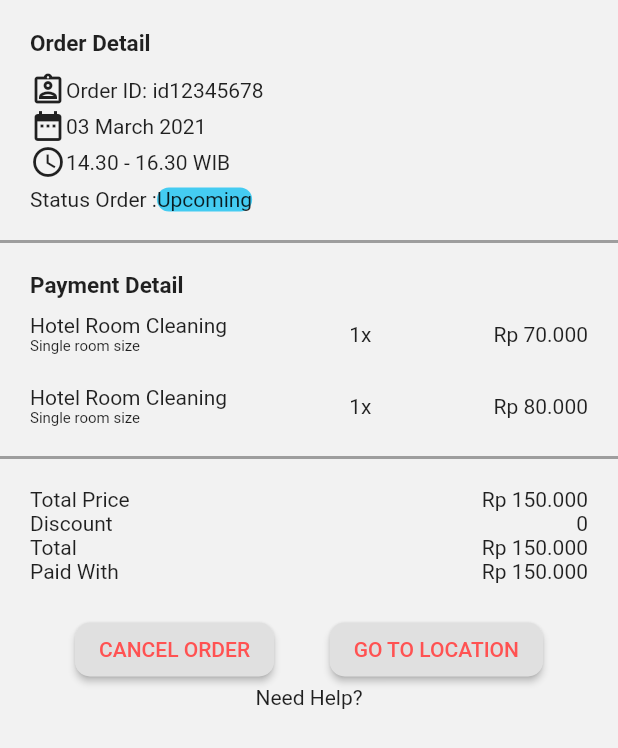
After one commit to subkhanasroi/test1, a Flutter app: the DetailOrder screen opened directly, on a phone screen of 412 x 824 dp. The commit adds this screen. Shown: the top 748 px of the screen. Run offline on Flutter 3.47's test engine with Material 2 defaults, Android fonts, the phone set to English and light mode, and no system bars; our stand-ins replace dio, google_fonts, shared_preferences; missing offline and left inert: slide_popup_dialog; accounts and stored records are empty.

Commit message:
commit 5

```diff
--- a/lib/common/styles/theme.dart
+++ b/lib/common/styles/theme.dart
@@ -6,7 +6,7 @@ ThemeData tdMain(BuildContext context) => ThemeData(
       primarySwatch: mSecondary,
       visualDensity: VisualDensity.adaptivePlatformDensity,
       scaffoldBackgroundColor: hBackground,
-      textTheme: GoogleFonts.montserratTextTheme(
+      textTheme: GoogleFonts.robotoTextTheme(
         Theme.of(context).textTheme,
       ),
       primaryColor: hSecondary,
--- /dev/null
+++ b/lib/dialog/detail_order_dialog.dart
@@ -0,0 +1,217 @@
+import 'package:flutter/material.dart';
+import 'package:test1/tool/hex_color.dart';
+
+class DetailOrder extends StatefulWidget {
+  @override
+  _DetailOrderState createState() => _DetailOrderState();
+}
+
+class _DetailOrderState extends State<DetailOrder> {
+  GlobalKey<ScaffoldState> _scaffoldKey;
+
+  @override
+  void initState() {
+    super.initState();
+    _scaffoldKey = new GlobalKey<ScaffoldState>();
+  }
+
+  Widget build(BuildContext context) {
+    return Expanded(
+      child: Scaffold(
+        key: _scaffoldKey,
+        body: Column(
+          children: [
+            Container(
+              padding: EdgeInsets.only(top: 20, left: 20, right: 20),
+              child: Column(
+                crossAxisAlignment: CrossAxisAlignment.start,
+                children: [
+                  Text(
+                    'Order Detail',
+                    style: TextStyle(fontWeight: FontWeight.bold, fontSize: 15),
+                  ),
+                  SizedBox(
+                    height: 10,
+                  ),
+                  Row(
+                    children: [
+                      Icon(Icons.assignment_ind_outlined),
+                      Text('Order ID: id12345678')
+                    ],
+                  ),
+                  Row(
+                    children: [
+                      Icon(Icons.date_range),
+                      Text('03 March 2021'),
+                    ],
+                  ),
+                  Row(
+                    children: [
+                      Icon(Icons.access_time_outlined),
+                      Text('14.30 - 16.30 WIB')
+                    ],
+                  ),
+                  SizedBox(
+                    height: 5,
+                  ),
+                  Row(
+                    children: [
+                      Text('Status Order :'),
+                      Container(
+                        decoration: BoxDecoration(
+                            borderRadius: BorderRadius.circular(10),
+                            color: HexColor('44ccf2')),
+                        child: Text('Upcoming'),
+                      )
+                    ],
+                  ),
+                ],
+              ),
+            ),
+            SizedBox(
+              height: 20,
+            ),
+            Container(
+              decoration: BoxDecoration(
+                  boxShadow: [BoxShadow(color: Colors.grey, spreadRadius: 1)]),
+            ),
+            Container(
+              padding: EdgeInsets.only(top: 20, left: 20, right: 20),
+              child: Column(
+                crossAxisAlignment: CrossAxisAlignment.start,
+                children: [
+                  Text(
+                    'Payment Detail',
+                    style: TextStyle(fontWeight: FontWeight.bold, fontSize: 15),
+                  ),
+                  SizedBox(
+                    height: 10,
+                  ),
+                  Row(
+                    mainAxisAlignment: MainAxisAlignment.spaceBetween,
+                    children: [
+                      Column(
+                        crossAxisAlignment: CrossAxisAlignment.start,
+                        children: [
+                          Text(
+                            'Hotel Room Cleaning',
+                          ),
+                          Text(
+                            'Single room size',
+                            style: TextStyle(fontSize: 10),
+                          )
+                        ],
+                      ),
+                      Text('1x'),
+                      Text('Rp 70.000')
+                    ],
+                  ),
+                  SizedBox(
+                    height: 20,
+                  ),
+                  Row(
+                    mainAxisAlignment: MainAxisAlignment.spaceBetween,
+                    children: [
+                      Column(
+                        crossAxisAlignment: CrossAxisAlignment.start,
+                        children: [
+                          Text(
+                            'Hotel Room Cleaning',
+                          ),
+                          Text('Single room size',
+                              style: TextStyle(fontSize: 10))
+                        ],
+                      ),
+                      Text('1x'),
+                      Text('Rp 80.000')
+                    ],
+                  )
+                ],
+              ),
+            ),
+            SizedBox(
+              height: 20,
+            ),
+            Container(
+              decoration: BoxDecoration(
+                  boxShadow: [BoxShadow(color: Colors.grey, spreadRadius: 1)]),
+            ),
+            Container(
+              padding: EdgeInsets.only(top: 20, left: 20, right: 20),
+              child: Column(
+                children: [
+                  Row(
+                    mainAxisAlignment: MainAxisAlignment.spaceBetween,
+                    children: [
+                      Text(
+                        'Total Price',
+                      ),
+                      Text('Rp 150.000')
+                    ],
+                  ),
+                  Row(
+                    mainAxisAlignment: MainAxisAlignment.spaceBetween,
+                    children: [
+                      Text(
+                        'Discount',
+                      ),
+                      Text('0')
+                    ],
+                  ),
+                  Row(
+                    mainAxisAlignment: MainAxisAlignment.spaceBetween,
+                    children: [
+                      Text(
+                        'Total',
+                      ),
+                      Text('Rp 150.000')
+                    ],
+                  ),
+                  Row(
+                    mainAxisAlignment: MainAxisAlignment.spaceBetween,
+                    children: [
+                      Text(
+                        'Paid With',
+                      ),
+                      Text('Rp 150.000')
+                    ],
+                  )
+                ],
+              ),
+            ),
+            SizedBox(height: 20,),
+            Container(
+              padding: EdgeInsets.symmetric(horizontal: 50),
+              child: Row(
+                mainAxisAlignment: MainAxisAlignment.spaceBetween,
+                children: [
+                  MaterialButton(
+                    color: Colors.grey[300],
+                    shape: RoundedRectangleBorder(
+                        borderRadius: BorderRadius.circular(10)),
+                    child: Text(
+                      'CANCEL ORDER',
+                      style: TextStyle(color: Colors.redAccent),
+                    ),
+                    onPressed: () {},
+                  ),
+                  MaterialButton(
+                    color: Colors.grey[300],
+                    shape: RoundedRectangleBorder(
+                        borderRadius: BorderRadius.circular(10)),
+                    child: Text(
+                      'GO TO LOCATION',
+                      style: TextStyle(color: Colors.redAccent),
+                    ),
+                    onPressed: () {},
+                  )
+                ],
+              ),
+            ),
+            Text('Need Help?'),
+          ],
+        ),
+      ),
+    );
+  }
+}
--- a/lib/tool/permissions_service.dart
+++ b/lib/tool/permissions_service.dart
@@ -1,4 +1,4 @@
-// import 'package:template/common/configs.dart';
+// import 'package:test1/common/configs.dart';
 // import 'package:permission_handler/permission_handler.dart';
 //
 // export 'package:permission_handler/permission_handler.dart';
```
Also changed, not shown: lib/common/configs/network.dart (+5 -5 lines), lib/data/api.dart (added, +25 -0 lines), lib/data/dio.dart (added, +57 -0 lines), lib/data/http.dart (added, +73 -0 lines), lib/data/repo.dart (added, +56 -0 lines), lib/data/request.dart (added, +54 -0 lines), lib/data/sp_data.dart (added, +54 -0 lines), lib/model/app/singleton_model.dart (added, +20 -0 lines), lib/model/user_model.dart (added, +31 -0 lines), lib/page/detail_task/task_page.dart (+14 -4 lines), lib/page/job progress/main_page.dart (added, +35 -0 lines).
